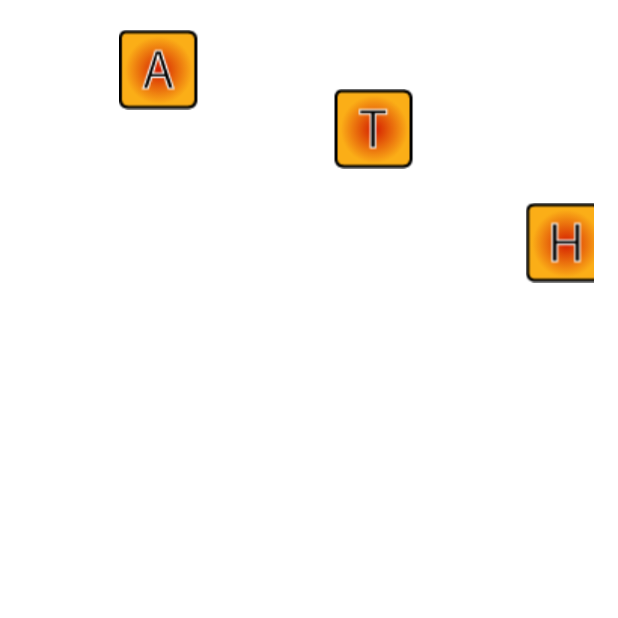
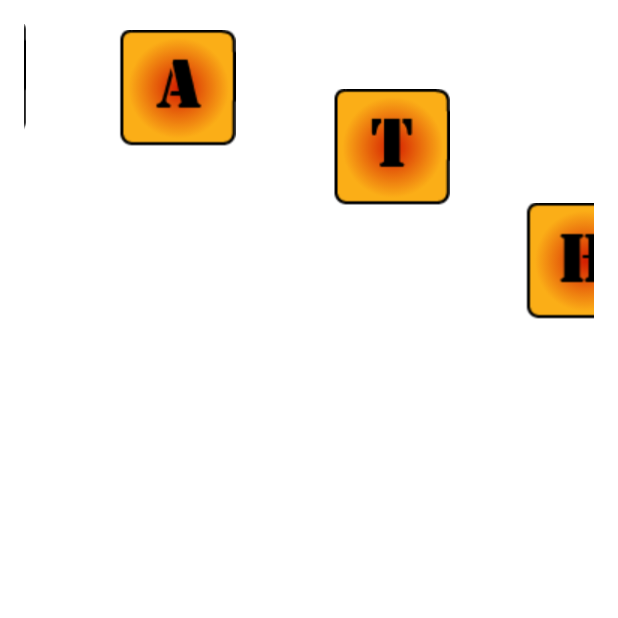
Before and after one commit to othurn2/fastmath2, an Android app: the first screen one second after launch (SplashScreen), on a phone screen of 412 x 824 dp, the top half of it. Run offline under Robolectric (Android 15) with nearby library versions, the phone set to English and light mode, and no system bars.

```diff
--- a/app/src/main/java/com/example/oliverthurn/fastmath2/GmailLogIn.java
+++ b/app/src/main/java/com/example/oliverthurn/fastmath2/GmailLogIn.java
@@ -26,7 +26,7 @@ public class GmailLogIn extends AppCompatActivity {
     private static final int RC_SIGN_IN = 1;
     protected SignInButton googSiButton;
     protected GoogleApiClient mGoogleApiClient;
-    protected FirebaseAuth mAuth;
+    protected   FirebaseAuth mAuth;
     private static final String TAG = "MAIN_ACTIVITY";
     protected FirebaseAuth.AuthStateListener mAuthListener;
 
--- a/app/src/main/java/com/example/oliverthurn/fastmath2/SplashScreen.java
+++ b/app/src/main/java/com/example/oliverthurn/fastmath2/SplashScreen.java
@@ -84,15 +84,15 @@ public class SplashScreen extends AppCompatActivity {
 //        Log.i("MyInfoSplash", "otAppsLocY = " + otApps.getY());
 
 
-        fButton.setImageResource(R.drawable.f);
-        aButtonFast.setImageResource(R.drawable.a);
-        sButton.setImageResource(R.drawable.s);
-        tButtonFast.setImageResource(R.drawable.t);
+        fButton.setImageResource(R.drawable.flarge);
+        aButtonFast.setImageResource(R.drawable.alarge);
+        sButton.setImageResource(R.drawable.slarge);
+        tButtonFast.setImageResource(R.drawable.tlarge);
 
-        mButton.setImageResource(R.drawable.m);
-        aButtonMath.setImageResource(R.drawable.a);
-        tButtonMath.setImageResource(R.drawable.t);
-        hButton.setImageResource(R.drawable.h);
+        mButton.setImageResource(R.drawable.mlarge);
+        aButtonMath.setImageResource(R.drawable.alarge);
+        tButtonMath.setImageResource(R.drawable.tlarge);
+        hButton.setImageResource(R.drawable.hlarge);
 
 
         // Starting all letter ImageViews off the screen
--- a/app/src/main/res/values/strings.xml
+++ b/app/src/main/res/values/strings.xml
@@ -12,4 +12,5 @@
     <string name="settingsAchieTV">Achievements</string>
     <string name="signInTitleTextView">How would you like to sign in?</string>
     <string name="fbTV">Facebook</string>
+    <string name="userNameTV">Username</string>
 </resources>
```
Also changed, not shown: app/src/main/java/com/example/oliverthurn/fastmath2/LogInMain.java (+23 -2 lines), app/src/main/java/com/example/oliverthurn/fastmath2/MainActivity.java (+11 -0 lines), app/src/main/java/com/example/oliverthurn/fastmath2/UserProfile.java (+11 -1 lines), app/src/main/res/layout/activity_user_profile.xml (+41 -7 lines), app/src/main/res/drawable/alarge.png (added), app/src/main/res/drawable/flarge.png (added), app/src/main/res/drawable/hlarge.png (added), app/src/main/res/drawable/mlarge.png (added), app/src/main/res/drawable/slarge.png (added), app/src/main/res/drawable/tlarge.png (added).
